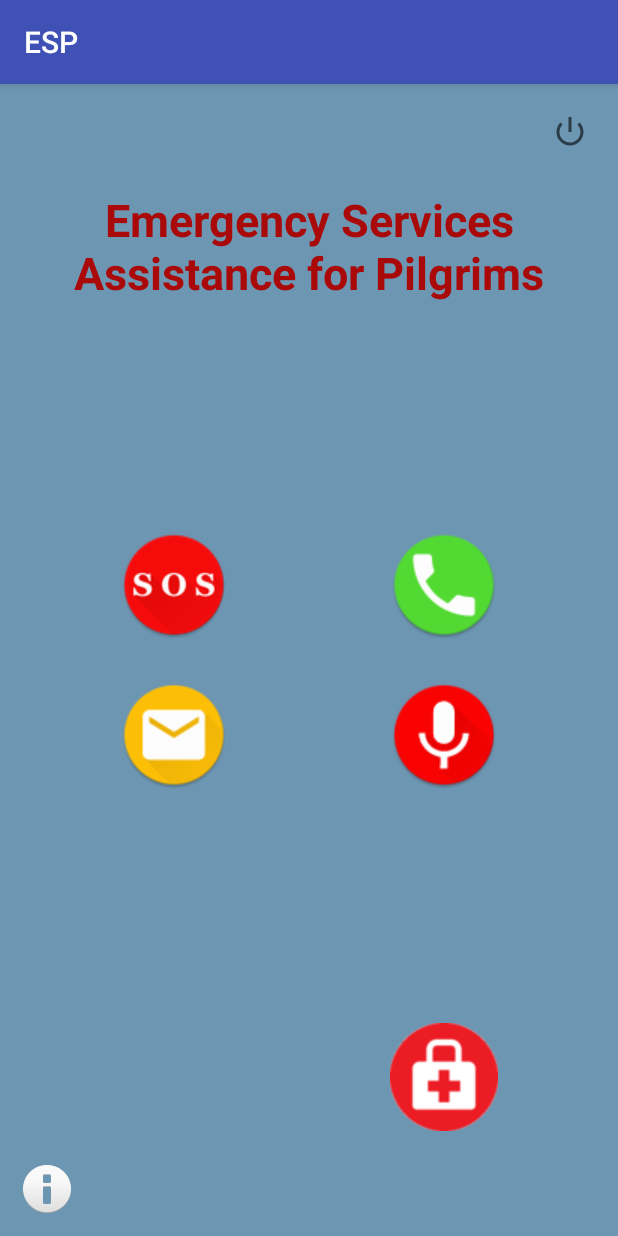
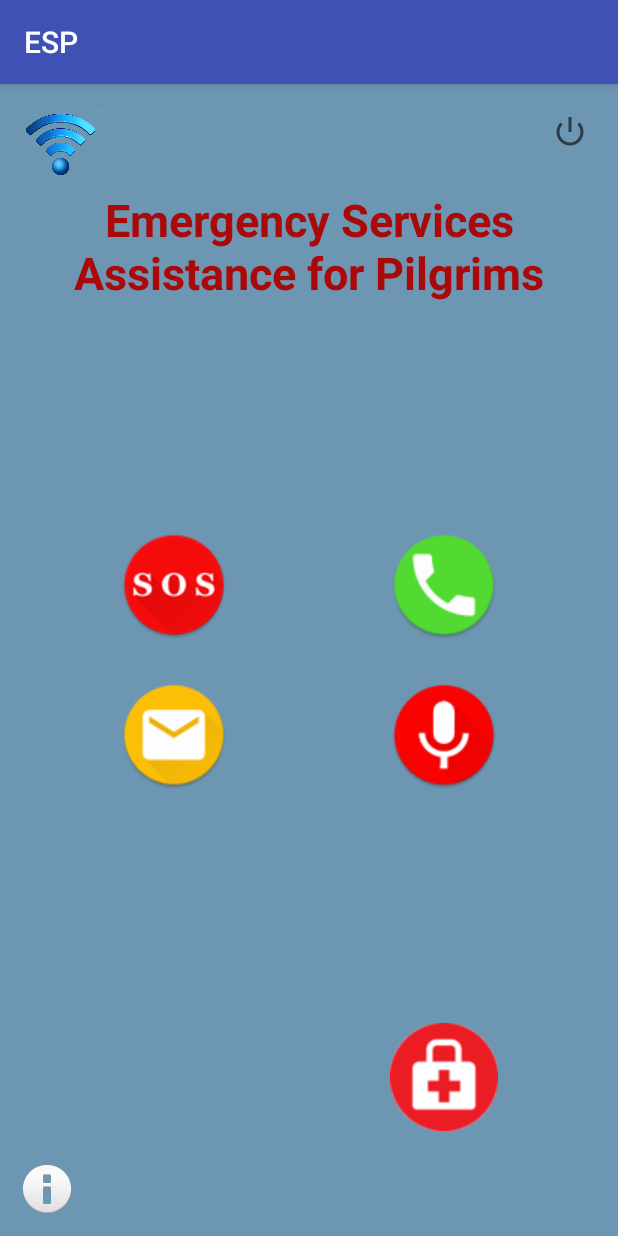
Before and after one commit to test166547778212458/ESP-Edited, an Android app: the MenuActivity screen opened directly, with no data from a screen before it, on a phone screen of 412 x 824 dp. Run offline under Robolectric (Android 15) with nearby library versions, the phone set to English and light mode, and no system bars; our stand-ins replace Volley.

Commit message:
change main menu icons automatically  according to the connection

```diff
--- a/app/src/main/AndroidManifest.xml
+++ b/app/src/main/AndroidManifest.xml
@@ -93,6 +93,11 @@
                 <action android:name="com.google.firebase.INSTANCE_ID_EVENT"/>
             </intent-filter>
         </service>
+        <receiver android:name="connection.onConnectionChange">
+            <intent-filter>
+                <action android:name="android.net.conn.CONNECTIVITY_CHANGE" />
+            </intent-filter>
+        </receiver>
     </application>
 
 </manifest>
--- a/app/src/main/java/Location/LocationFinder.java
+++ b/app/src/main/java/Location/LocationFinder.java
@@ -248,6 +248,8 @@ public class LocationFinder extends Application implements GoogleApiClient.Conne
         String url = getString(R.string.server)+getString(R.string.path_2)+"?lat="+location.getLatitude()+
                 "&lon="+location.getLongitude();
 
+        Log.e("Location Record",url);
+
         StringRequest stringRequest = new StringRequest(Request.Method.GET, url,
                 new Response.Listener<String>() {
                     @Override
--- a/app/src/main/java/com/example/yahya/esp/MenuActivity.java
+++ b/app/src/main/java/com/example/yahya/esp/MenuActivity.java
@@ -1,26 +1,27 @@
 package com.example.yahya.esp;
 
 import android.app.AlertDialog;
-import android.content.ComponentName;
+import android.content.BroadcastReceiver;
 import android.content.Context;
 import android.content.DialogInterface;
 import android.content.Intent;
-import android.content.ServiceConnection;
+import android.content.IntentFilter;
 import android.net.ConnectivityManager;
 import android.net.NetworkInfo;
 import android.net.Uri;
-import android.os.IBinder;
 import android.support.v7.app.AppCompatActivity;
 import android.os.Bundle;
 import android.view.LayoutInflater;
 import android.view.View;
-import android.widget.Toast;
-
-import connection.RequestQueueSingleton;
+import android.widget.ImageButton;
+import android.widget.ImageView;
 
 
 public class MenuActivity extends AppCompatActivity{
     private static final String TAG = MenuActivity.class.getSimpleName();
+
+    Context context;
+    BroadcastReceiver updateUIReciver;
 
     private AlertDialog.Builder inExit_adb;
     private AlertDialog inExit_ad;
@@ -31,6 +32,13 @@ public class MenuActivity extends AppCompatActivity{
     private AlertDialog.Builder info_adb;
     private AlertDialog info_ad;
 
+    Boolean ConnState = false;
+
+    ImageView iv;
+    ImageButton record_icon;
+    ImageButton msg_icon;
+    ImageButton sos_icon;
+
     @Override
     protected void onCreate(Bundle savedInstanceState) {
         super.onCreate(savedInstanceState);
@@ -38,6 +46,39 @@ public class MenuActivity extends AppCompatActivity{
         onExit_dialog();
         onInfo_dialog();
         noInternetDialog();
+
+        iv = (ImageView) findViewById(R.id.conn_state);
+        msg_icon = (ImageButton) findViewById(R.id.msg_icon);
+        record_icon = (ImageButton) findViewById(R.id.record_icon);
+        sos_icon = (ImageButton) findViewById(R.id.sos_icon);
+
+        if(isNetworkAvailable()){
+            ConnState = true;
+            iv.setImageResource(R.drawable.yes);
+            msg_icon.setImageResource(R.drawable.msg_icon);
+            record_icon.setImageResource(R.drawable.record_icon);
+            sos_icon.setImageResource(R.drawable.sos_icon);
+        }else{
+            ConnState = false;
+            iv.setImageResource(R.drawable.no);
+            msg_icon.setImageResource(R.drawable.msg2);
+            record_icon.setImageResource(R.drawable.record2);
+            sos_icon.setImageResource(R.drawable.sos2);
+        }
+
+        context = this;
+
+        IntentFilter filter = new IntentFilter();
+        filter.addAction("service.to.activity.transfer");
+        updateUIReciver = new BroadcastReceiver() {
+            @Override
+            public void onReceive(Context context, Intent intent) {
+                changeView(intent.getIntExtra("state",-1));
+
+            }
+
+        };
+        registerReceiver(updateUIReciver, filter);
     }
 
     private void onExit_dialog(){
@@ -147,6 +188,22 @@ public class MenuActivity extends AppCompatActivity{
         startActivity(new Intent(MenuActivity.this, feedbackActivity.class));
     }
 
+    private void changeView(int state){
+        if(state == 1 && !ConnState){
+            ConnState = true;
+            iv.setImageResource(R.drawable.yes);
+            msg_icon.setImageResource(R.drawable.msg_icon);
+            record_icon.setImageResource(R.drawable.record_icon);
+            sos_icon.setImageResource(R.drawable.sos_icon);
+        }else  if(state == 2 && ConnState){
+            ConnState = false;
+            iv.setImageResource(R.drawable.no);
+            msg_icon.setImageResource(R.drawable.msg2);
+            record_icon.setImageResource(R.drawable.record2);
+            sos_icon.setImageResource(R.drawable.sos2);
+        }else{}
+    }
+
     private boolean isNetworkAvailable() {
         ConnectivityManager connectivityManager
                 = (ConnectivityManager) getSystemService(Context.CONNECTIVITY_SERVICE);
--- a/app/src/main/java/com/example/yahya/esp/SendMsgActivity.java
+++ b/app/src/main/java/com/example/yahya/esp/SendMsgActivity.java
@@ -179,7 +179,7 @@ public class SendMsgActivity extends AppCompatActivity {
             e.printStackTrace();
         }
 
-        String url = getString(R.string.server)+getString(R.string.path_1)+"?op="+op+"&msg="+encodedMessage+
+        String url = getString(R.string.server)+getString(R.string.path_1)+"?op="+op+"&msg_icon="+encodedMessage+
                 "&lat="+latitude+"&lon="+longitude;
 
         Log.d("URL",url);
--- a/app/src/main/java/com/example/yahya/esp/SendVoicActivity.java
+++ b/app/src/main/java/com/example/yahya/esp/SendVoicActivity.java
@@ -233,7 +233,7 @@ public class SendVoicActivity extends AppCompatActivity {
             e.printStackTrace();
         }
 
-        String url = getString(R.string.server)+getString(R.string.path_1)+"?op="+op+"&msg="+encodedMessage+
+        String url = getString(R.string.server)+getString(R.string.path_1)+"?op="+op+"&msg_icon="+encodedMessage+
                 "&lat="+latitude+"&lon="+longitude;
 
         Log.d("URL",url);
--- a/app/src/main/res/layout/main_screen.xml
+++ b/app/src/main/res/layout/main_screen.xml
@@ -30,11 +30,10 @@
         <ImageButton
             android:layout_width="wrap_content"
             android:layout_height="wrap_content"
-            android:id="@+id/imageButton2"
+            android:id="@+id/sos_icon"
             android:layout_gravity="left|center_vertical"
             android:layout_marginBottom="50dp"
             android:layout_marginLeft="80dp"
-            android:src="@drawable/sos_icon"
             android:background="#6d96b2"
             android:onClick="SendCoords"
             android:adjustViewBounds="false" />
@@ -53,36 +52,22 @@
         <ImageButton
             android:layout_width="wrap_content"
             android:layout_height="wrap_content"
-            android:id="@+id/imageButton4"
+            android:id="@+id/record_icon"
             android:layout_gravity="right|center_vertical"
             android:layout_marginTop="50dp"
             android:layout_marginRight="80dp"
-            android:src="@drawable/record"
             android:onClick="goToRecScrn"
             android:background="#6d96b2" />
 
         <ImageButton
             android:layout_width="wrap_content"
             android:layout_height="wrap_content"
-            android:id="@+id/imageButton5"
+            android:id="@+id/msg_icon"
             android:layout_gravity="left|center_vertical"
             android:layout_marginLeft="80dp"
             android:layout_marginTop="50dp"
             android:background="#6d96b2"
-            android:onClick="goToMsgScrn"
-            android:src="@drawable/msg" />
-
-        <ImageButton
-            android:layout_width="wrap_content"
-            android:layout_height="wrap_content"
-            android:visibility="gone"
-            android:id="@+id/imageButton6"
-            android:layout_gravity="left|bottom"
-            android:layout_marginBottom="70dp"
-            android:layout_marginLeft="80dp"
-            android:background="#6d96b2"
-            android:onClick="goToContScrn"
-            android:src="@drawable/contactus" />
+            android:onClick="goToMsgScrn" />
 
         <ImageButton
             android:layout_width="wrap_content"
@@ -118,5 +103,11 @@
             android:layout_marginLeft="15dp"
             android:layout_marginBottom="15dp" />
 
+        <ImageView
+            android:id="@+id/conn_state"
+            android:padding="10dp"
+            android:layout_width="80dp"
+            android:layout_height="80dp" />
+
     </FrameLayout>
 </LinearLayout>
--- a/app/src/main/res/layout/notext_dialog.xml
+++ b/app/src/main/res/layout/notext_dialog.xml
@@ -13,7 +13,7 @@
         android:layout_marginStart="20dp"
         android:layout_marginTop="20dp"
         android:id="@+id/imageView_notext"
-        android:src="@drawable/msg" />
+        android:src="@drawable/msg_icon" />
 
     <TextView
         android:text="@string/notext"
--- a/app/src/main/res/layout/send_message.xml
+++ b/app/src/main/res/layout/send_message.xml
@@ -51,7 +51,7 @@
             android:layout_height="wrap_content"
             android:id="@+id/imageButton10"
             android:layout_gravity="start|top"
-            android:src="@drawable/hhh"
+            android:src="@drawable/back"
             android:background="#6d96b2"
             android:onClick="back"
             android:contentDescription="back button"
--- a/app/src/main/res/layout/send_voice_message.xml
+++ b/app/src/main/res/layout/send_voice_message.xml
@@ -41,7 +41,7 @@
             android:layout_height="wrap_content"
             android:id="@+id/imageButton11"
             android:layout_gravity="start|top"
-            android:src="@drawable/hhh"
+            android:src="@drawable/back"
             android:background="@android:color/transparent"
             android:onClick="back"
             android:layout_margin="10dp" />
--- a/app/src/main/res/values/strings.xml
+++ b/app/src/main/res/values/strings.xml
@@ -19,9 +19,9 @@
     <string name="Oryoucanrecordyourvoice">you can record your voice</string>
     <string name="urvtot">your voice will converted to text here</string>
     <string name="useitincaseyou">*use it in case you cannot write text</string>
-    <string name="server">http://yahya.dynu.com/</string>
-    <string name="path_1">android/getData.php</string>
-    <string name="path_2">android/recordLocation.php</string>
+    <string name="server">http://192.168.1.30/</string>
+    <string name="path_1">android/getData</string>
+    <string name="path_2">android/recordLocation</string>
     <string name="nointernet">You need an internet connection to use this function!</string>
     <string name="notext">You need to enter a message to send it!</string>
     <string name="failed">We did not receive your request, Please try again</string>
```
Also changed, not shown: app/src/main/java/connection/onConnectionChange.java (added, +32 -0 lines), app/src/main/res/drawable/msg2.png (added), app/src/main/res/drawable/msg_icon.png (renamed from app/src/main/res/drawable/msg.png), app/src/main/res/drawable/no.png (added), app/src/main/res/drawable/record2.png (added), app/src/main/res/drawable/record_icon.png (renamed from app/src/main/res/drawable/record.png), app/src/main/res/drawable/sos2.png (added), app/src/main/res/drawable/yes.png (added).
